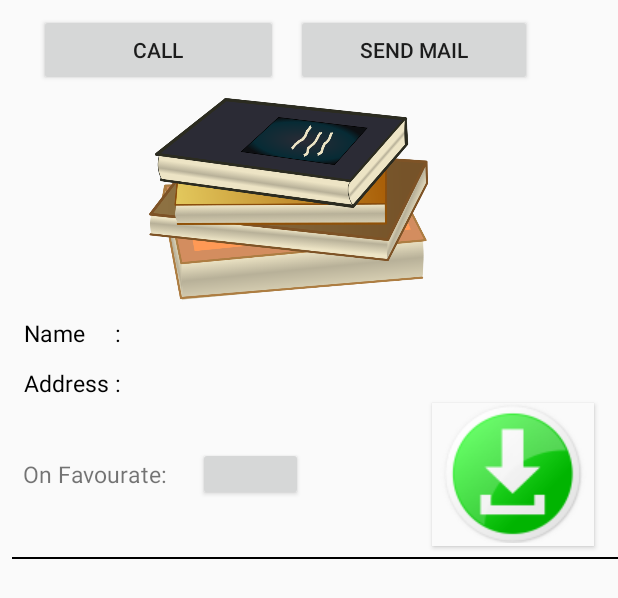
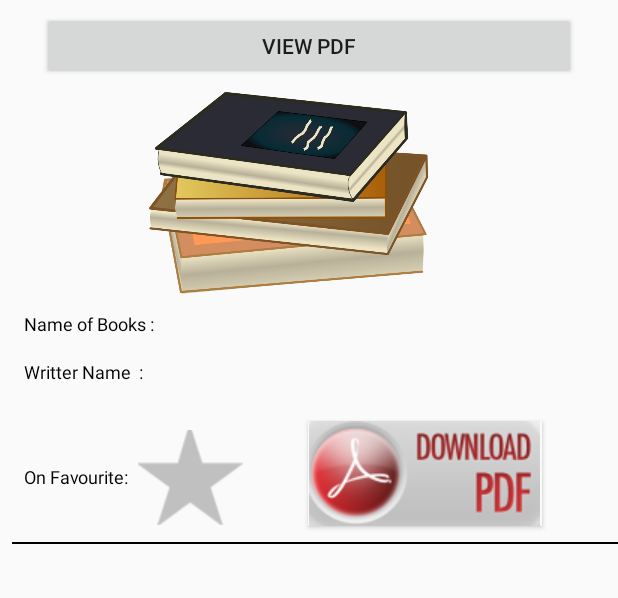
Before and after one commit to rezaulhossain6162/BookStore, an Android app: the layout custom.xml on its own in the app's theme, with its tools: preview values and no code run, on a phone screen of 412 x 824 dp. Shown: the top 598 px of the screen. Run offline under Robolectric (Android 15) with nearby library versions, the phone set to English and light mode, and no system bars.

```diff
--- a/app/src/main/java/com/login/reg_login/Book_Finder.java
+++ b/app/src/main/java/com/login/reg_login/Book_Finder.java
@@ -118,6 +118,7 @@ private FrameLayout frameLayout;
                FragmentManager fm=getSupportFragmentManager();
                FragmentTransaction ft=fm.beginTransaction();
                ft.replace(R.id.loadfagment,fragment);
+               setTitle("Home");
                ft.commit();
                break;
        }
@@ -136,6 +137,7 @@ private FrameLayout frameLayout;
             FragmentManager fm=getSupportFragmentManager();
             FragmentTransaction ft=fm.beginTransaction();
             ft.replace(R.id.loadfagment,fragment);
+            setTitle("Home");
             ft.commit();
 
         } else if (id == R.id.search) {
--- /dev/null
+++ b/app/src/main/res/drawable/favourite.xml
@@ -0,0 +1,7 @@
+<?xml version="1.0" encoding="utf-8"?>
+<selector xmlns:android="http://schemas.android.com/apk/res/android">
+    <item android:drawable="@drawable/favourite_icon1"
+        android:state_checked="false"/>
+    <item android:drawable="@drawable/favourite_icon2"
+        android:state_checked="true"/>
+</selector>
--- a/app/src/main/res/layout/custom.xml
+++ b/app/src/main/res/layout/custom.xml
@@ -11,7 +11,7 @@
         android:layout_height="25dp"
         android:layout_marginLeft="8dp"
         android:layout_marginTop="42dp"
-        android:textSize="15dp"
+        android:textSize="12dp"
         android:textColor="#000"
         app:layout_constraintHorizontal_bias="0.384"
         app:layout_constraintLeft_toRightOf="@+id/tvName"
@@ -32,12 +32,12 @@
 
     <TextView
         android:id="@+id/tvName"
-        android:layout_width="98dp"
-        android:layout_height="25dp"
+        android:layout_width="90dp"
+        android:layout_height="24dp"
         android:layout_marginLeft="16dp"
-        android:text="Name     :"
+        android:text="Name of Books :"
         android:textColor="#000"
-        android:textSize="15dp"
+        android:textSize="12dp"
         app:layout_constraintLeft_toLeftOf="parent"
         android:layout_marginTop="10dp"
         app:layout_constraintTop_toBottomOf="@+id/ivbook"
@@ -48,7 +48,7 @@
         android:layout_width="239dp"
         android:textColor="#000"
         android:layout_height="25dp"
-        android:textSize="15dp"
+        android:textSize="12dp"
         android:layout_marginStart="8dp"
         android:layout_marginRight="0dp"
         app:layout_constraintRight_toRightOf="parent"
@@ -60,38 +60,26 @@
 
     <TextView
         android:id="@+id/tvAddress"
-        android:layout_width="94dp"
-        android:layout_height="25dp"
+        android:layout_width="90dp"
+        android:layout_height="24dp"
         android:textColor="#000"
         android:layout_marginLeft="16dp"
         android:layout_marginTop="8dp"
-        android:text="Address :"
-        android:textSize="15dp"
+        android:text="Writter Name  :"
+        android:textSize="12dp"
         app:layout_constraintLeft_toLeftOf="parent"
         app:layout_constraintTop_toBottomOf="@+id/tvName"
         android:layout_marginStart="16dp" />
 
     <Button
-        android:id="@+id/btnCall"
-        android:layout_width="159dp"
-        android:layout_height="48dp"
-        android:text="call"
-        android:layout_marginStart="26dp"
+        android:id="@+id/btnMail"
+        android:layout_width="356dp"
+        android:layout_height="45dp"
+        android:text="View PDF"
+        app:layout_constraintLeft_toLeftOf="parent"
+        app:layout_constraintRight_toRightOf="parent"
         app:layout_constraintTop_toTopOf="parent"
-        android:layout_marginTop="9dp"
-        android:layout_marginLeft="8dp"
-        app:layout_constraintLeft_toLeftOf="parent" />
-
-    <Button
-        android:id="@+id/btnMail"
-        android:layout_width="157dp"
-        android:layout_height="48dp"
-        android:text="Send mail"
-        android:layout_marginEnd="61dp"
-        app:layout_constraintTop_toTopOf="parent"
-        android:layout_marginTop="9dp"
-        app:layout_constraintLeft_toRightOf="@+id/btnCall"
-        android:layout_marginLeft="12dp" />
+        android:layout_marginTop="8dp" />
 
     <View
         android:id="@+id/viewline"
@@ -102,45 +90,46 @@
         app:layout_constraintLeft_toLeftOf="parent"
         app:layout_constraintRight_toRightOf="parent"
         android:layout_marginLeft="8dp"
-        android:layout_marginTop="37dp"
-        app:layout_constraintTop_toBottomOf="@+id/btnFavourate" />
+        android:layout_marginTop="11dp"
+        app:layout_constraintTop_toBottomOf="@+id/checkBox" />
 
-    <Button
-        android:id="@+id/btnFavourate"
-        android:layout_width="70dp"
-        android:layout_height="36dp"
-        android:layout_marginTop="29dp"
-        app:layout_constraintTop_toBottomOf="@+id/tvAddressDisplay"
-        app:layout_constraintLeft_toRightOf="@+id/tvOnFavourate"
-        android:layout_marginLeft="18dp" />
+
 
     <TextView
         android:id="@+id/tvOnFavourate"
-        android:layout_width="98dp"
-        android:layout_height="29dp"
-        android:text="On Favourate: "
-        android:layout_marginLeft="16dp"
+        android:layout_width="80dp"
+        android:layout_height="36dp"
+        android:text="On Favourite: "
+        android:textColor="#000"
+        android:layout_marginLeft="12dp"
         app:layout_constraintLeft_toLeftOf="parent"
-        android:layout_marginTop="35dp"
-        android:textSize="15dp"
+        android:layout_marginTop="46dp"
+        android:textSize="12dp"
         android:textAlignment="center"
         app:layout_constraintTop_toBottomOf="@+id/tvAddress" />
 
     <Button
         android:id="@+id/btnDownload"
-        android:layout_width="108dp"
-        android:layout_height="95dp"
-        android:text="Download"
+        android:layout_width="156dp"
+        android:layout_height="70dp"
         android:background="#FAFAFA"
+        android:drawableTop="@drawable/download1"
+        android:layout_marginTop="16dp"
+        app:layout_constraintTop_toBottomOf="@+id/tvAddressDisplay"
         android:layout_marginRight="16dp"
         app:layout_constraintRight_toRightOf="parent"
-        android:layout_marginTop="0dp"
-        android:drawableTop="@drawable/download1"
-        app:layout_constraintTop_toBottomOf="@+id/tvAddressDisplay"
-        app:layout_constraintLeft_toRightOf="@+id/btnFavourate"
-        android:layout_marginLeft="8dp"
-        app:layout_constraintHorizontal_bias="1.0"
-        tools:layout_editor_absoluteX="260dp" />
+        app:layout_constraintLeft_toRightOf="@+id/checkBox"
+        android:layout_marginLeft="8dp" />
+
+    <CheckBox
+        android:id="@+id/checkBox"
+        android:layout_width="70dp"
+        android:layout_height="63dp"
+        android:button="@drawable/favourite"
+        app:layout_constraintLeft_toRightOf="@+id/tvOnFavourate"
+        android:layout_marginLeft="0dp"
+        android:layout_marginTop="22dp"
+        app:layout_constraintTop_toBottomOf="@+id/tvAddressDisplay" />
 
 
 </android.support.constraint.ConstraintLayout>
--- a/app/src/main/res/layout/fragment_home.xml
+++ b/app/src/main/res/layout/fragment_home.xml
@@ -4,7 +4,6 @@
     android:layout_width="match_parent"
     android:layout_height="match_parent"
     tools:context="com.login.reg_login.HomeFragment">
-
     <!-- TODO: Update blank fragment layout -->
     <ListView
         android:layout_width="368dp"
@@ -14,5 +13,4 @@
         android:layout_marginTop="8dp"
         android:layout_marginLeft="8dp"
         app:layout_constraintLeft_toLeftOf="parent"></ListView>
-
 </android.support.constraint.ConstraintLayout>
--- a/app/src/main/res/layout/fragment_my_favourites.xml
+++ b/app/src/main/res/layout/fragment_my_favourites.xml
@@ -9,5 +9,4 @@
         android:layout_width="match_parent"
         android:layout_height="match_parent"
         android:text="Fragment My favourites" />
-
 </FrameLayout>
--- a/app/src/main/res/layout/fragment_my_post.xml
+++ b/app/src/main/res/layout/fragment_my_post.xml
@@ -8,6 +8,6 @@
    <ListView
        android:layout_width="match_parent"
        android:id="@+id/lvitem"
-       android:layout_height="match_parent"></ListView>
-
+       android:layout_height="match_parent">
+   </ListView>
 </android.support.constraint.ConstraintLayout>
```
Also changed, not shown: app/src/main/java/com/login/reg_login/HomeFragment.java (+6 -9 lines), app/src/main/java/com/login/reg_login/MyCustomAdapter.java (+7 -8 lines), app/src/main/java/com/login/reg_login/MyPostFragment.java (+9 -16 lines), app/src/main/java/com/login/reg_login/Search.java (+1 -6 lines), app/src/main/res/drawable/download1.png, app/src/main/res/drawable/favourite_icon1.png (added), app/src/main/res/drawable/favourite_icon2.png (added).
